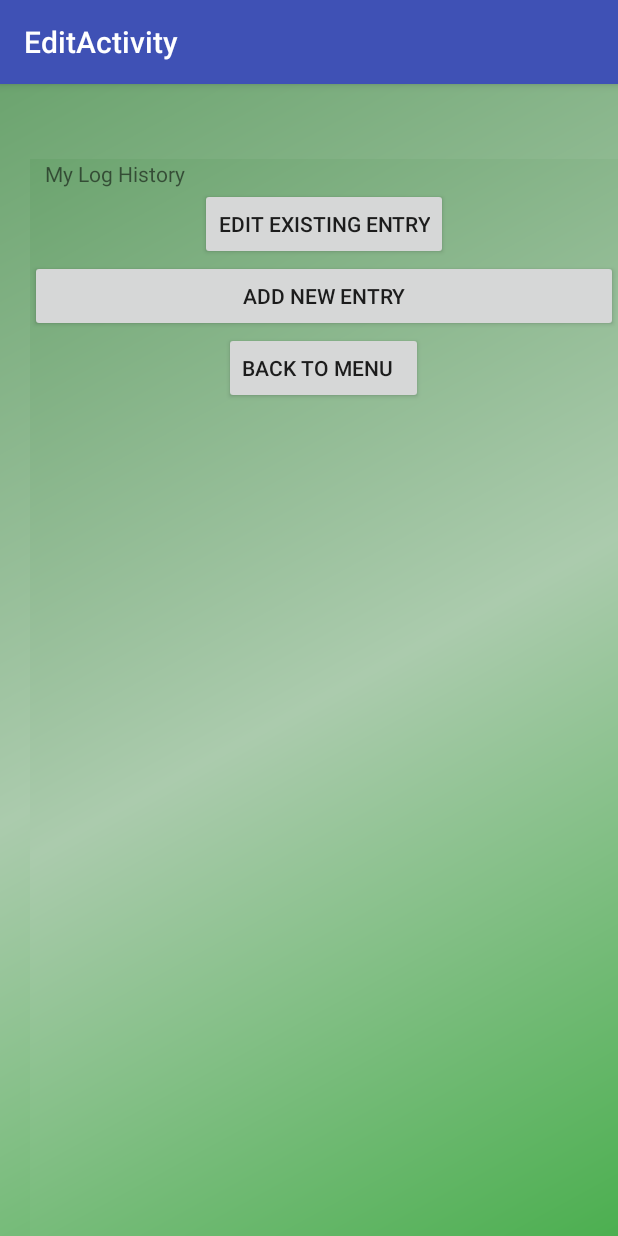
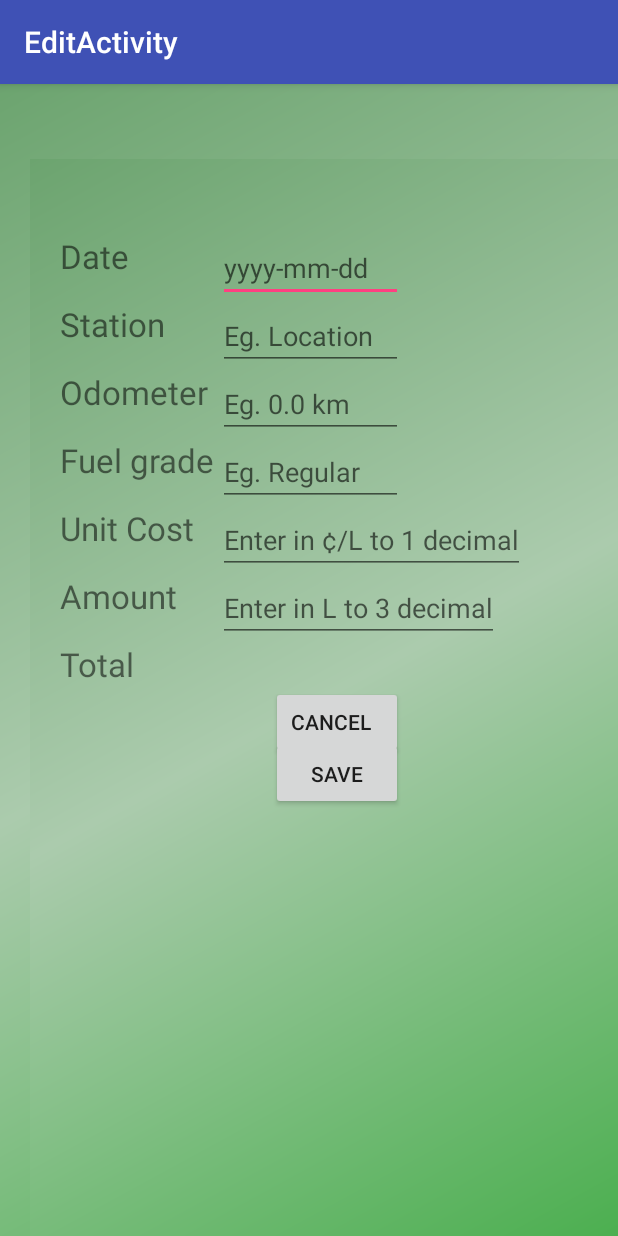
Before and after one commit to waiyi/as1, an Android app: the EditActivity screen opened directly, with no data from a screen before it, on a phone screen of 412 x 824 dp. Run offline under Robolectric (Android 15) with nearby library versions, the phone set to English and light mode, and no system bars; 7 statements that could not run were skipped.

Commit message:
fixed edit and all works now

```diff
--- a/src/Waiyi-FuelTrack/app/src/main/java/a1/waiyi_fueltrack/EditActivity.java
+++ b/src/Waiyi-FuelTrack/app/src/main/java/a1/waiyi_fueltrack/EditActivity.java
@@ -25,6 +25,7 @@ import java.io.IOException;
 import java.io.InputStreamReader;
 import java.io.OutputStreamWriter;
 import java.lang.reflect.Type;
+import java.text.DecimalFormat;
 import java.util.ArrayList;
 
 // should have an select button to allow user for editing a selected entry
@@ -61,10 +62,17 @@ public class EditActivity extends AppCompatActivity {
         //eachTotal = editLog.getTotal();
 
 
+        editDate.setText(DisplayActivity.getLogList().get(ViewLogActivity.getLogIndex()).getDate());
+        editStation.setText(DisplayActivity.getLogList().get(ViewLogActivity.getLogIndex()).getStation());
+        editOdo.setText(new DecimalFormat("#0.0").format(DisplayActivity.getLogList().
+                get(ViewLogActivity.getLogIndex()).getOdometer()));
+        editGrade.setText(DisplayActivity.getLogList().get(ViewLogActivity.getLogIndex()).getGrade());
+        editAmt.setText(new DecimalFormat("#0.0").format(DisplayActivity.getLogList().
+                get(ViewLogActivity.getLogIndex()).getAmount()));
+        editUnit.setText(new DecimalFormat("#0.0").format(DisplayActivity.getLogList().
+                get(ViewLogActivity.getLogIndex()).getUnitCost()));
+
         Button saveButton = (Button) findViewById(R.id.saveUpdate);
-        if (saveButton == null){
-            Log.e("savebutton", "nullbutton");
-        }
         saveButton.setOnClickListener(new View.OnClickListener() {
             public void onClick(View v) {
                 //TODO: assign editVariables to indexed item
--- a/src/Waiyi-FuelTrack/app/src/main/java/a1/waiyi_fueltrack/LogList.java
+++ b/src/Waiyi-FuelTrack/app/src/main/java/a1/waiyi_fueltrack/LogList.java
@@ -31,4 +31,8 @@ public class LogList {
     public void setLog (int logIndex, Entry entry){
         this.log.set(logIndex, entry);
     }
+
+    public Entry get(int logIndex){
+        return log.get(logIndex);
+    }
 }
--- a/src/Waiyi-FuelTrack/app/src/main/res/layout/content_edit.xml
+++ b/src/Waiyi-FuelTrack/app/src/main/res/layout/content_edit.xml
@@ -1,36 +1,165 @@
 <?xml version="1.0" encoding="utf-8"?>
-<LinearLayout xmlns:android="http://schemas.android.com/apk/res/android"
+<RelativeLayout xmlns:android="http://schemas.android.com/apk/res/android"
     xmlns:app="http://schemas.android.com/apk/res-auto"
+    xmlns:tools="http://schemas.android.com/tools"
+    android:orientation="vertical"
+    android:background="@drawable/side_nav"
     android:layout_width="match_parent"
     android:layout_height="match_parent"
-    android:id="@+id/content_edit"
-    android:background="@drawable/side_nav"
-    android:orientation="vertical">
+    android:paddingTop="50dp"
+    android:paddingLeft="20dp"
+    app:layout_behavior="@string/appbar_scrolling_view_behavior"
+    tools:showIn="@layout/activity_edit"
+    android:weightSum="1">
 
     <TextView
-        android:id="@+id/oldLogTitle"
-        android:layout_width="fill_parent"
+        android:layout_width="wrap_content"
         android:layout_height="wrap_content"
-        android:paddingLeft="10dp"
-        android:text="My Log History" />
+        android:text="Date"
+        android:textSize="10pt"
+        android:id="@+id/checkDate"
+        android:checked="false"
+        android:layout_alignParentTop="true"
+        android:layout_alignParentStart="true" />
+    <EditText
+        android:id="@+id/date"
+        android:layout_width="123dp"
+        android:layout_height="wrap_content"
+        android:inputType="text"
+        android:ems="10"
+        android:textAppearance="?android:attr/textAppearanceMedium"
+        android:layout_gravity="center_horizontal"
+        android:layout_alignTop="@+id/checkDate"
+        android:layout_alignStart="@+id/station"
+        android:hint="@string/date" />
 
+    <TextView
+        android:layout_width="wrap_content"
+        android:layout_height="wrap_content"
+        android:text="Station"
+        android:textSize="10pt"
+        android:id="@+id/checkStation"
+        android:layout_below="@+id/date"
+        android:layout_alignParentStart="true"
+        android:checked="false" />
+    <EditText
+        android:id="@+id/station"
+        android:layout_width="123dp"
+        android:layout_height="wrap_content"
+        android:inputType="text"
+        android:ems="10"
+        android:hint="@string/station"
+        android:textAppearance="?android:attr/textAppearanceMedium"
+        android:layout_gravity="center_horizontal"
+        android:layout_alignTop="@+id/checkStation"
+        android:layout_toEndOf="@+id/checkStation"
+        android:layout_marginStart="35dp" />
+    <TextView
+        android:id="@+id/checkOdometer"
+        android:layout_width="wrap_content"
+        android:layout_height="wrap_content"
+        android:text="Odometer"
+        android:textSize="10pt"
+        android:layout_below="@+id/station"
+        android:layout_alignParentStart="true"
+        android:checked="false" />
+    <EditText
+        android:id="@+id/odometer"
+        android:layout_width="123dp"
+        android:layout_height="wrap_content"
+        android:inputType="text"
+        android:ems="10"
+        android:textAppearance="?android:attr/textAppearanceMedium"
+        android:layout_gravity="center_horizontal"
+        android:layout_below="@+id/station"
+        android:layout_alignStart="@+id/station"
+        android:hint="@string/odometer" />
+    <TextView
+        android:id="@+id/checkGrade"
+        android:layout_width="wrap_content"
+        android:layout_height="wrap_content"
+        android:text="Fuel grade"
+        android:textSize="10pt"
+        android:layout_below="@+id/odometer"
+        android:layout_alignParentStart="true"
+        android:checked="false" />
+    <EditText
+        android:id="@+id/grade"
+        android:layout_width="123dp"
+        android:layout_height="wrap_content"
+        android:inputType="text"
+        android:textAppearance="?android:attr/textAppearanceMedium"
+        android:layout_gravity="center_horizontal"
+        android:layout_below="@+id/odometer"
+        android:layout_alignStart="@+id/odometer"
+        android:hint="@string/grade" />
+    <TextView
+        android:id="@+id/checkUnit"
+        android:layout_width="wrap_content"
+        android:layout_height="wrap_content"
+        android:text="Unit Cost"
+        android:textSize="10pt"
+        android:layout_below="@+id/grade"
+        android:layout_alignParentStart="true"
+        android:checked="false" />
+    <EditText
+        android:id="@+id/unit"
+        android:layout_width="wrap_content"
+        android:layout_height="wrap_content"
+        android:inputType="text"
+        android:textAppearance="?android:attr/textAppearanceMedium"
+        android:layout_gravity="fill_horizontal"
+        android:layout_below="@+id/grade"
+        android:layout_alignStart="@+id/grade"
+        android:hint="@string/unit" />
+
+    <TextView
+        android:id="@+id/checkAmount"
+        android:layout_width="wrap_content"
+        android:layout_height="wrap_content"
+        android:text="Amount"
+        android:textSize="10pt"
+        android:layout_below="@+id/unit"
+        android:layout_alignParentStart="true"
+        android:checked="false" />
+    <EditText
+        android:id="@+id/amount"
+        android:layout_width="wrap_content"
+        android:layout_height="wrap_content"
+        android:inputType="text"
+        android:textAppearance="?android:attr/textAppearanceMedium"
+        android:layout_gravity="fill_horizontal"
+        android:layout_below="@+id/unit"
+        android:layout_alignStart="@+id/unit"
+        android:hint="@string/amount" />
+    <TextView
+        android:layout_width="wrap_content"
+        android:layout_height="wrap_content"
+        android:text="@string/total"
+        android:layout_gravity="center_horizontal"
+        android:id="@+id/overall"
+        android:textSize="10pt"
+        android:layout_below="@+id/amount"
+        android:layout_alignParentStart="true" />
     <Button
         android:id="@+id/saveUpdate"
         android:layout_width="wrap_content"
         android:layout_height="wrap_content"
-        android:text="@string/button_editlog"
-        android:layout_gravity="center_horizontal" />
-    <Button
-        android:id="@+id/newEntry"
-        android:layout_width="fill_parent"
-        android:text="@string/button_addEntry"
-        android:layout_height="wrap_content" />
+        android:text="@string/save"
+        android:layout_gravity="center_horizontal"
+        android:onClick="saveEdit"
+        android:layout_below="@+id/amount"
+        android:layout_alignEnd="@+id/grade"
+        android:layout_marginTop="64dp" />
+
     <Button
         android:id="@+id/back"
         android:layout_width="wrap_content"
         android:layout_height="wrap_content"
-        android:text="@string/back"
+        android:text="@string/button_cancel"
         android:layout_gravity="center_horizontal"
         android:onClick="back"
-        android:paddingRight="20dp" />
-</LinearLayout>
+        android:paddingRight="20dp"
+        android:layout_below="@+id/overall"
+        android:layout_alignStart="@+id/saveUpdate" />
+</RelativeLayout>
```
